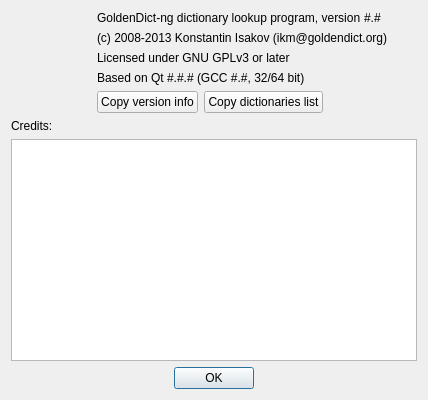
First picture: the form in src/ui/about.ui, repository xiaoyifang/goldendict-ng, before the edit.
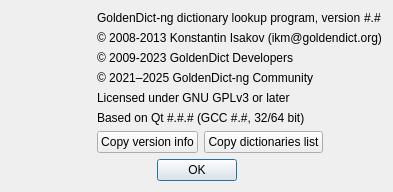
Second picture: the form after the edit. Icons and pictures are not drawn.

Patch:
```diff
--- a/src/ui/about.ui
+++ b/src/ui/about.ui
@@ -9,10 +9,16 @@
    <rect>
     <x>0</x>
     <y>0</y>
-    <width>428</width>
-    <height>400</height>
+    <width>415</width>
+    <height>174</height>
    </rect>
   </property>
+  <property name="sizePolicy">
+   <sizepolicy hsizetype="Fixed" vsizetype="Fixed">
+    <horstretch>0</horstretch>
+    <verstretch>0</verstretch>
+   </sizepolicy>
+  </property>
   <property name="windowTitle">
    <string>About</string>
   </property>
@@ -20,6 +26,9 @@
    <bool>true</bool>
   </property>
   <layout class="QVBoxLayout" name="verticalLayout_2">
+   <property name="sizeConstraint">
+    <enum>QLayout::SetFixedSize</enum>
+   </property>
    <item>
     <layout class="QHBoxLayout" name="horizontalLayout">
      <item>
@@ -88,13 +97,27 @@
        <item>
         <widget class="QLabel" name="label_2">
          <property name="text">
-          <string notr="true">(c) 2008-2013 Konstantin Isakov (ikm@goldendict.org)</string>
+          <string notr="true">© 2008-2013 Konstantin Isakov (ikm@goldendict.org)</string>
          </property>
          <property name="alignment">
           <set>Qt::AlignLeading|Qt::AlignLeft|Qt::AlignVCenter</set>
          </property>
         </widget>
        </item>
+       <item>
+        <widget class="QLabel" name="label_4">
+         <property name="text">
+          <string>© 2009-2023 GoldenDict Developers</string>
+         </property>
+        </widget>
+       </item>
+       <item>
+        <widget class="QLabel" name="label_5">
+         <property name="text">
+          <string>© 2021–2025 GoldenDict-ng Community</string>
+         </property>
+        </widget>
+       </item>
        <item>
         <widget class="QLabel" name="label_3">
          <property name="text">
@@ -162,29 +185,6 @@
      </item>
     </layout>
    </item>
-   <item>
-    <widget class="QLabel" name="label_5">
-     <property name="text">
-      <string>Credits:</string>
-     </property>
-     <property name="alignment">
-      <set>Qt::AlignLeading|Qt::AlignLeft|Qt::AlignVCenter</set>
-     </property>
-    </widget>
-   </item>
-   <item>
-    <widget class="QTextBrowser" name="credits">
-     <property name="enabled">
-      <bool>true</bool>
-     </property>
-     <property name="sizePolicy">
-      <sizepolicy hsizetype="Expanding" vsizetype="Expanding">
-       <horstretch>0</horstretch>
-       <verstretch>1</verstretch>
-      </sizepolicy>
-     </property>
-    </widget>
-   </item>
    <item>
     <widget class="QDialogButtonBox" name="buttonBox">
      <property name="orientation">
```
Left out of the diff: 4 changed lines with no effect on the pictures.
